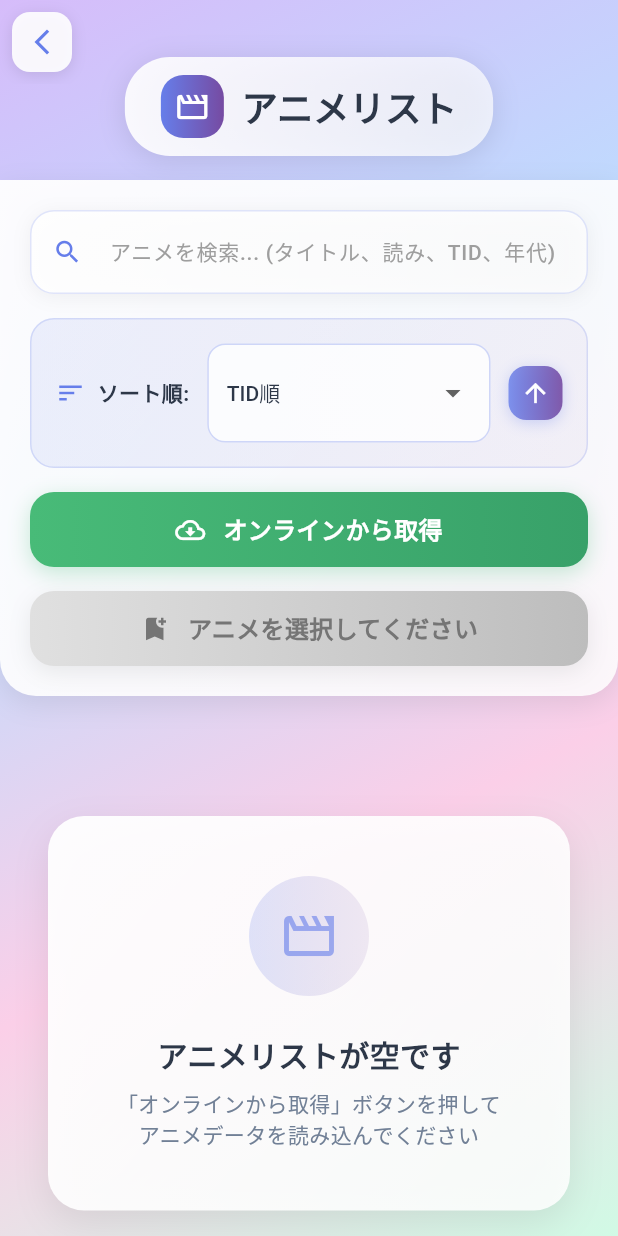
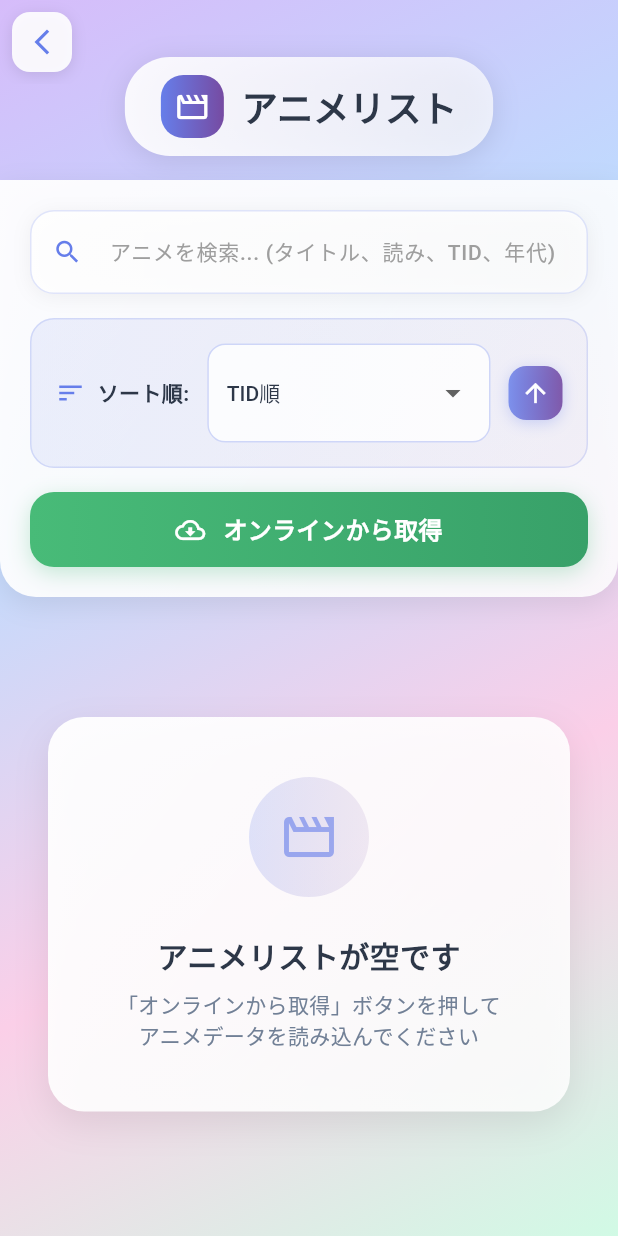
Before and after one commit to KOU050223/Animeishi, a Flutter app: the AnimeListPage screen opened directly, on a phone screen of 412 x 824 dp. Run offline on Flutter 3.47's test engine with Material 3 defaults, Android fonts, the phone set to English and light mode, and no system bars; our stand-ins replace cached_network_image, cloud_firestore, firebase_auth, firebase_core, firebase_storage, flutter_dotenv and 3 more; missing offline and left inert: mobile_scanner; accounts and stored records are empty.

```diff
--- a/lib/ui/animes/components/anime_list_header.dart
+++ b/lib/ui/animes/components/anime_list_header.dart
@@ -1,17 +1,14 @@
 import 'package:flutter/material.dart';
 import '../view_model/anime_list_view_model.dart';
-import 'package:animeishi/model/factory/anime_list_factory.dart';
 
 class AnimeListHeader extends StatefulWidget {
   final AnimeListViewModel viewModel;
   final VoidCallback onFetchFromServer;
-  final VoidCallback onSaveSelected;
 
   const AnimeListHeader({
     Key? key,
     required this.viewModel,
     required this.onFetchFromServer,
-    required this.onSaveSelected,
   }) : super(key: key);
 
   @override
@@ -60,8 +57,6 @@ class _AnimeListHeaderState extends State<AnimeListHeader> {
             _buildSortSection(),
             SizedBox(height: 16),
             _buildFetchButton(),
-            SizedBox(height: 16),
-            _buildActionButtons(),
           ],
         ),
       ),
@@ -307,58 +302,4 @@ class _AnimeListHeaderState extends State<AnimeListHeader> {
       ),
     );
   }
-
-  Widget _buildActionButtons() {
-    final hasSelected = widget.viewModel.selectedAnime.isNotEmpty;
-
-    return Container(
-      width: double.infinity,
-      height: 50,
-      decoration: BoxDecoration(
-        gradient: LinearGradient(
-          colors: hasSelected
-              ? [Color(0xFF667eea), Color(0xFF764ba2)]
-              : [Colors.grey.shade300, Colors.grey.shade400],
-        ),
-        borderRadius: BorderRadius.circular(16),
-        boxShadow: [
-          BoxShadow(
-            color: hasSelected
-                ? Color(0xFF667eea).withOpacity(0.3)
-                : Colors.grey.withOpacity(0.2),
-            blurRadius: 12,
-            offset: Offset(0, 4),
-          ),
-        ],
-      ),
-      child: Material(
-        color: Colors.transparent,
-        child: InkWell(
-          borderRadius: BorderRadius.circular(16),
-          onTap: hasSelected ? widget.onSaveSelected : null,
-          child: Row(
-            mainAxisAlignment: MainAxisAlignment.center,
-            children: [
-              Icon(
-                Icons.bookmark_add,
-                color: hasSelected ? Colors.white : Colors.grey.shade600,
-                size: 20,
-              ),
-              SizedBox(width: 12),
-              Text(
-                hasSelected
-                    ? '登録 (${widget.viewModel.selectedAnime.length}件)'
-                    : 'アニメを選択してください',
-                style: TextStyle(
-                  fontSize: 16,
-                  fontWeight: FontWeight.w600,
-                  color: hasSelected ? Colors.white : Colors.grey.shade600,
-                ),
-              ),
-            ],
-          ),
-        ),
-      ),
-    );
-  }
 }
--- a/lib/ui/animes/view/anime_list_page.dart
+++ b/lib/ui/animes/view/anime_list_page.dart
@@ -141,8 +141,6 @@ class AnimeListPage extends StatelessWidget {
                       viewModel: viewModel,
                       onFetchFromServer: () =>
                           _handleFetchFromServer(context, viewModel),
-                      onSaveSelected: () =>
-                          _handleSaveSelected(context, viewModel),
                     ),
                   ),
 
@@ -226,6 +224,49 @@ class AnimeListPage extends StatelessWidget {
               );
             },
           ),
+        ),
+        floatingActionButton: Consumer<AnimeListViewModel>(
+          builder: (context, viewModel, child) {
+            final hasSelected = viewModel.selectedAnime.isNotEmpty;
+
+            if (!hasSelected) {
+              return const SizedBox.shrink(); // 選択されたアニメがない場合は非表示
+            }
+
+            return Container(
+              decoration: BoxDecoration(
+                gradient: const LinearGradient(
+                  colors: [Color(0xFF667eea), Color(0xFF764ba2)],
+                ),
+                borderRadius: BorderRadius.circular(16),
+                boxShadow: [
+                  BoxShadow(
+                    color: const Color(0xFF667eea).withOpacity(0.3),
+                    blurRadius: 12,
+                    offset: const Offset(0, 4),
+                  ),
+                ],
+              ),
+              child: FloatingActionButton.extended(
+                onPressed: () => _handleSaveSelected(context, viewModel),
+                backgroundColor: Colors.transparent,
+                elevation: 0,
+                label: Text(
+                  '登録 (${viewModel.selectedAnime.length}件)',
+                  style: const TextStyle(
+                    fontSize: 16,
+                    fontWeight: FontWeight.w600,
+                    color: Colors.white,
+                  ),
+                ),
+                icon: const Icon(
+                  Icons.bookmark_add,
+                  color: Colors.white,
+                  size: 20,
+                ),
+              ),
+            );
+          },
         ),
       ),
     );
```
